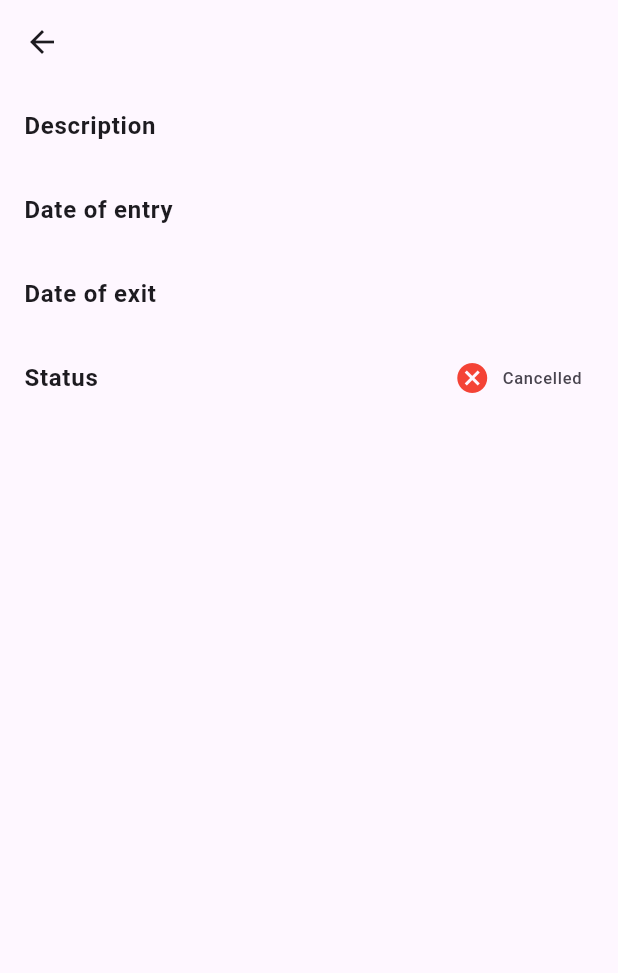
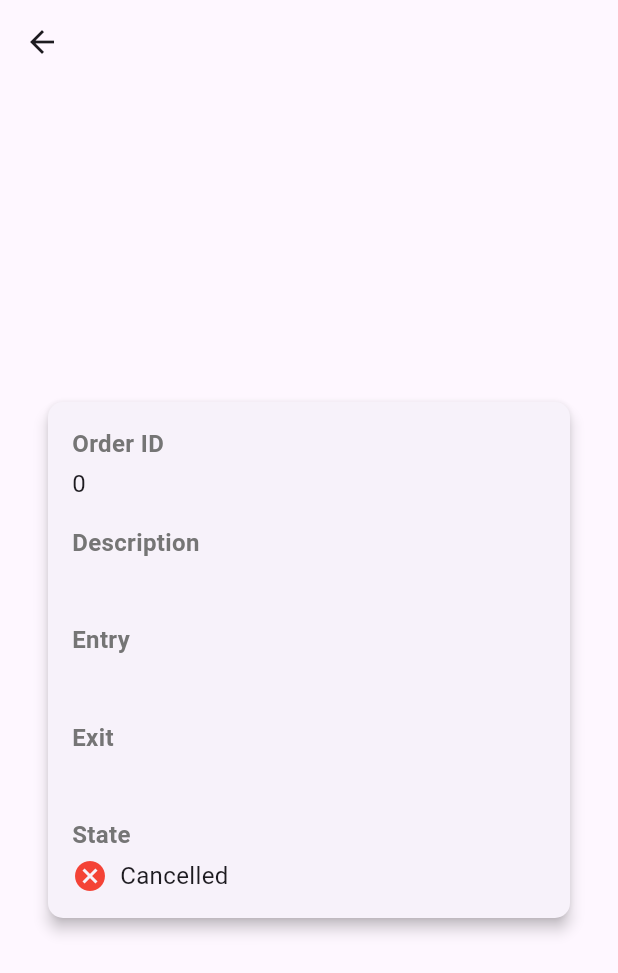
Before and after one commit to upc-pre-202402-cc238-sw65-dev-raid/cartunn-mobile-app, a Flutter app: the DetailPage screen opened directly with empty values, on a phone screen of 412 x 824 dp. Shown: the top 973 px of the screen. Run offline on Flutter 3.47's test engine with Material 3 defaults, Android fonts, the phone set to English and light mode, and no system bars; our stand-ins replace another_flutter_splash_screen, iconsax; network calls fail; Roboto replaces fonts that are missing (Poppins).

Commit message:
feat: update order details view

```diff
--- a/lib/views/orders/orders.dart
+++ b/lib/views/orders/orders.dart
@@ -1,5 +1,4 @@
 import 'dart:convert';
-
 import 'package:flutter/material.dart';
 import 'package:http/http.dart' as http;
 
@@ -99,45 +98,87 @@ class DetailPage extends StatelessWidget {
       appBar: AppBar(
         title: Text(order.name),
       ),
-      body: Padding(
-        padding: const EdgeInsets.all(0),
+      body: Center(
+        child: SingleChildScrollView(
+          child: Padding(
+            padding: const EdgeInsets.all(16.0),
+            child: Card(
+              elevation: 4,
+              margin: const EdgeInsets.symmetric(horizontal: 16),
+              shape: RoundedRectangleBorder(
+                borderRadius: BorderRadius.circular(10),
+              ),
+              child: Padding(
+                padding: const EdgeInsets.all(16.0),
                 child: Column(
                   crossAxisAlignment: CrossAxisAlignment.start,
                   children: [
-            ListView(
-              shrinkWrap: true,
-              children: [
-                ListTile(
-                  title: const Text(
-                    'Description',
-                    style: TextStyle(fontWeight: FontWeight.bold),
-                  ),
-                  trailing: SizedBox(
-                    width: 250,
-                    child: Column(
-                      mainAxisAlignment: MainAxisAlignment.center,
-                      crossAxisAlignment: CrossAxisAlignment.end,
-                      children: [
-                        Text(order.description, textAlign: TextAlign.right),
-                      ],
+                    Text(
+                      'Order ID',
+                      style: TextStyle(
+                        fontSize: 16,
+                        color: Colors.grey[600],
+                        fontWeight: FontWeight.bold,
                       ),
                     ),
+                    const SizedBox(height: 4),
+                    Text(
+                      order.id.toString(),
+                      style: const TextStyle(fontSize: 16),
                     ),
-                ListTile(
-                  title: const Text('Date of entry',
-                      style: TextStyle(fontWeight: FontWeight.bold)),
-                  trailing: Text(order.entryDate),
+                    const SizedBox(height: 16),
+                    Text(
+                      'Description',
+                      style: TextStyle(
+                        fontSize: 16,
+                        color: Colors.grey[600],
+                        fontWeight: FontWeight.bold,
                       ),
-                ListTile(
-                  title: const Text('Date of exit',
-                      style: TextStyle(fontWeight: FontWeight.bold)),
-                  trailing: Text(order.exitDate),
                     ),
-                ListTile(
-                  title: const Text('Status',
-                      style: TextStyle(fontWeight: FontWeight.bold)),
-                  trailing: Row(
-                    mainAxisSize: MainAxisSize.min,
+                    const SizedBox(height: 4),
+                    Text(
+                      order.description,
+                      style: const TextStyle(fontSize: 16),
+                    ),
+                    const SizedBox(height: 16),
+                    Text(
+                      'Entry',
+                      style: TextStyle(
+                        fontSize: 16,
+                        color: Colors.grey[600],
+                        fontWeight: FontWeight.bold,
+                      ),
+                    ),
+                    const SizedBox(height: 4),
+                    Text(
+                      order.entryDate,
+                      style: const TextStyle(fontSize: 16),
+                    ),
+                    const SizedBox(height: 16),
+                    Text(
+                      'Exit',
+                      style: TextStyle(
+                        fontSize: 16,
+                        color: Colors.grey[600],
+                        fontWeight: FontWeight.bold,
+                      ),
+                    ),
+                    const SizedBox(height: 4),
+                    Text(
+                      order.exitDate,
+                      style: const TextStyle(fontSize: 16),
+                    ),
+                    const SizedBox(height: 16),
+                    Text(
+                      'State',
+                      style: TextStyle(
+                        fontSize: 16,
+                        color: Colors.grey[600],
+                        fontWeight: FontWeight.bold,
+                      ),
+                    ),
+                    const SizedBox(height: 4),
+                    Row(
                       children: [
                         Icon(
                           order.status == 'completed'
@@ -152,17 +193,21 @@ class DetailPage extends StatelessWidget {
                               : Colors.red,
                         ),
                         const SizedBox(width: 8),
-                      Text(order.status == 'completed'
-                          ? 'Completed'
+                        Text(
+                          order.status == 'completed'
+                              ? 'Finished'
                               : order.status == 'in_process'
                               ? 'In progress'
-                              : 'Cancelled'),
-                    ],
-                  ),
+                              : 'Cancelled',
+                          style: const TextStyle(fontSize: 16),
                         ),
                       ],
                     ),
                   ],
+                ),
+              ),
+            ),
+          ),
         ),
       ),
     );
@@ -180,15 +225,23 @@ class ProductDetailPage extends StatelessWidget {
       appBar: AppBar(
         title: Text(product.title),
       ),
-      body: Padding(
-        padding: const EdgeInsets.all(8.0),
+      body: Center(
+        child: SingleChildScrollView(
+          child: Padding(
+            padding: const EdgeInsets.all(16.0),
+            child: Card(
+              elevation: 4,
+              margin: const EdgeInsets.symmetric(horizontal: 16),
+              shape: RoundedRectangleBorder(
+                borderRadius: BorderRadius.circular(10),
+              ),
+              child: Padding(
+                padding: const EdgeInsets.all(16.0),
                 child: Column(
                   crossAxisAlignment: CrossAxisAlignment.start,
                   children: [
                     Image.network(product.image),
-            ListView(
-              shrinkWrap: true,
-              children: [
+                    const SizedBox(height: 16),
                     ListTile(
                       title: const Text(
                         'Description',
@@ -196,23 +249,20 @@ class ProductDetailPage extends StatelessWidget {
                       ),
                       trailing: SizedBox(
                         width: 250,
-                    child: Column(
-                      mainAxisAlignment: MainAxisAlignment.center,
-                      crossAxisAlignment: CrossAxisAlignment.end,
-                      children: [
-                        Text(product.description, textAlign: TextAlign.right),
-                      ],
-                    ),
+                        child: Text(product.description,
+                            textAlign: TextAlign.right),
                       ),
                     ),
                     ListTile(
                       title: const Text('Price',
                           style: TextStyle(fontWeight: FontWeight.bold)),
                       trailing: Text('\$${product.price}'),
-                )
+                    ),
                   ],
-            )
-          ],
+                ),
+              ),
+            ),
+          ),
         ),
       ),
     );
@@ -220,6 +270,7 @@ class ProductDetailPage extends StatelessWidget {
 }
 
 class Order {
+  final int id;
   final String name;
   final String description;
   final int code;
@@ -228,6 +279,7 @@ class Order {
   final String status;
 
   Order({
+    required this.id,
     required this.name,
     required this.description,
     required this.code,
@@ -238,6 +290,7 @@ class Order {
 
   factory Order.fromJson(Map<String, dynamic> json) {
     return Order(
+      id: json['id'],
       name: json['name'],
       description: json['description'],
       code: json['code'],
@@ -266,7 +319,7 @@ class Product {
       title: json['title'],
       description: json['description'],
       image: json['image'],
-      price: json['price'],
+      price: json['price'].toDouble(),
     );
   }
 }
```
Lines whose indentation alone changed are shown as unchanged.
